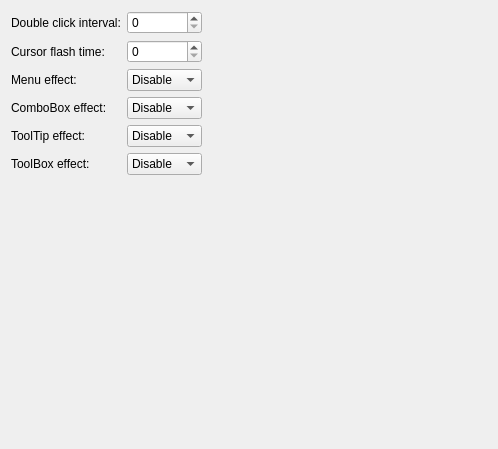
Old version of the form qt5ct/src/qt5ct/interfacepage.ui in the repository Martchus/qt5ct.
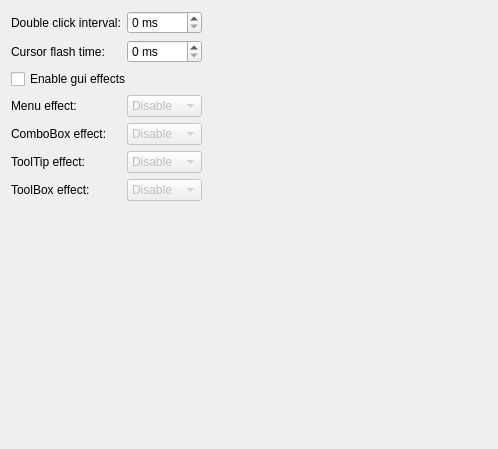
New version of the form.

```diff
--- a/qt5ct/src/qt5ct/interfacepage.ui
+++ b/qt5ct/src/qt5ct/interfacepage.ui
@@ -30,21 +30,21 @@
        </property>
       </widget>
      </item>
-     <item row="3" column="0">
+     <item row="4" column="0">
       <widget class="QLabel" name="label_3">
        <property name="text">
         <string>ComboBox effect:</string>
        </property>
       </widget>
      </item>
-     <item row="4" column="0">
+     <item row="5" column="0">
       <widget class="QLabel" name="label_4">
        <property name="text">
         <string>ToolTip effect:</string>
        </property>
       </widget>
      </item>
-     <item row="5" column="0">
+     <item row="6" column="0">
       <widget class="QLabel" name="label_5">
        <property name="text">
         <string>ToolBox effect:</string>
@@ -52,27 +52,30 @@
       </widget>
      </item>
      <item row="0" column="1">
-      <widget class="QSpinBox" name="doubleClickIntervalSpinBox"/>
+      <widget class="QSpinBox" name="doubleClickIntervalSpinBox">
+       <property name="suffix">
+        <string> ms</string>
+       </property>
+       <property name="maximum">
+        <number>2000</number>
+       </property>
+      </widget>
      </item>
      <item row="1" column="1">
-      <widget class="QSpinBox" name="cursorFlashTimeSpinBox"/>
-     </item>
-     <item row="3" column="1">
-      <widget class="QComboBox" name="coboBoxEffectComboBox">
-       <item>
-        <property name="text">
-         <string>Disable</string>
-        </property>
-       </item>
-       <item>
-        <property name="text">
-         <string>Animate</string>
-        </property>
-       </item>
+      <widget class="QSpinBox" name="cursorFlashTimeSpinBox">
+       <property name="suffix">
+        <string> ms</string>
+       </property>
+       <property name="maximum">
+        <number>4000</number>
+       </property>
       </widget>
      </item>
      <item row="4" column="1">
-      <widget class="QComboBox" name="toolTipEffectComboBox">
+      <widget class="QComboBox" name="coboBoxEffectComboBox">
+       <property name="enabled">
+        <bool>false</bool>
+       </property>
        <item>
         <property name="text">
          <string>Disable</string>
@@ -91,7 +94,32 @@
       </widget>
      </item>
      <item row="5" column="1">
+      <widget class="QComboBox" name="toolTipEffectComboBox">
+       <property name="enabled">
+        <bool>false</bool>
+       </property>
+       <item>
+        <property name="text">
+         <string>Disable</string>
+        </property>
+       </item>
+       <item>
+        <property name="text">
+         <string>Animate</string>
+        </property>
+       </item>
+       <item>
+        <property name="text">
+         <string>Fade</string>
+        </property>
+       </item>
+      </widget>
+     </item>
+     <item row="6" column="1">
       <widget class="QComboBox" name="toolBoxEffectComboBox">
+       <property name="enabled">
+        <bool>false</bool>
+       </property>
        <item>
         <property name="text">
          <string>Disable</string>
@@ -104,15 +132,18 @@
        </item>
       </widget>
      </item>
-     <item row="2" column="0">
+     <item row="3" column="0">
       <widget class="QLabel" name="label_6">
        <property name="text">
         <string>Menu effect:</string>
        </property>
       </widget>
      </item>
-     <item row="2" column="1">
+     <item row="3" column="1">
       <widget class="QComboBox" name="menuEffectComboBox">
+       <property name="enabled">
+        <bool>false</bool>
+       </property>
        <item>
         <property name="text">
          <string>Disable</string>
@@ -130,6 +161,13 @@
        </item>
       </widget>
      </item>
+     <item row="2" column="0" colspan="2">
+      <widget class="QCheckBox" name="guiEffectsCheckBox">
+       <property name="text">
+        <string>Enable gui effects</string>
+       </property>
+      </widget>
+     </item>
     </layout>
    </item>
    <item row="0" column="1">
```
Left out of the diff: 72 changed lines with no effect on the pictures.
